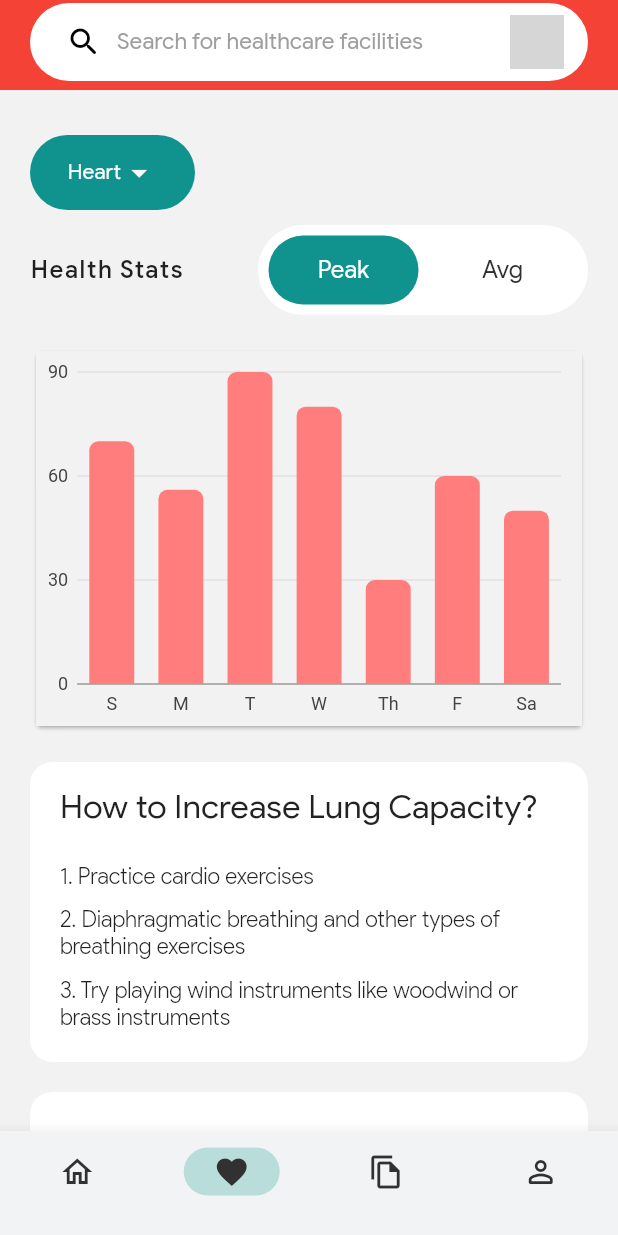
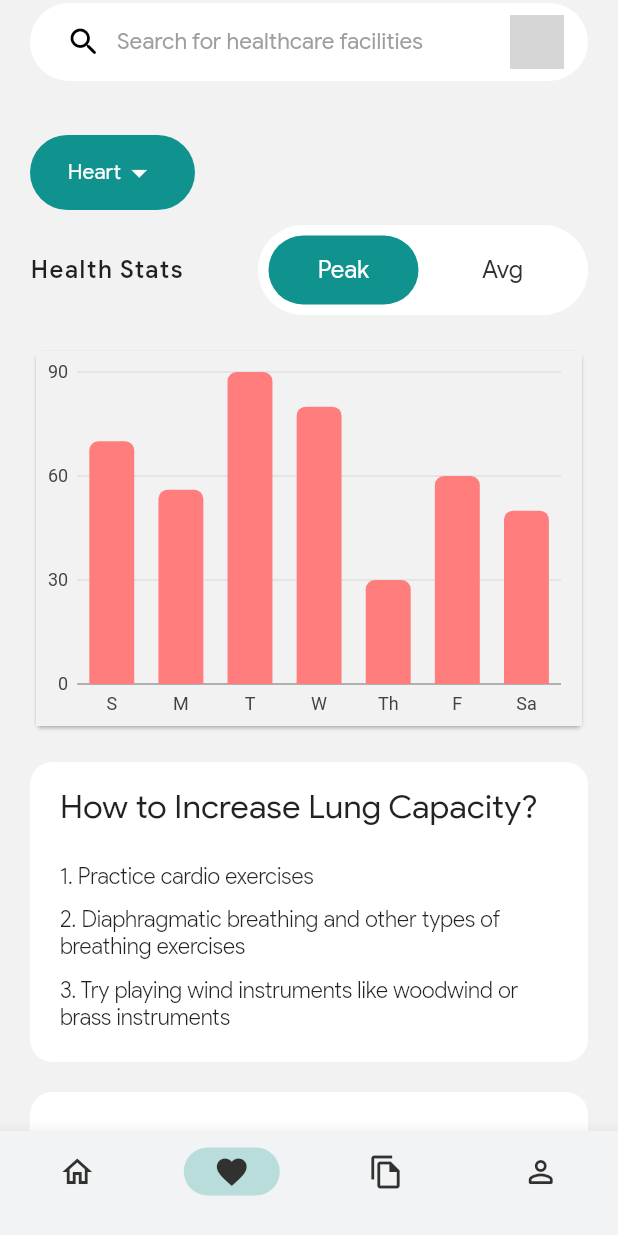
Before and after one commit to Jxhan11/UniMed, a Flutter app: the screen it shows after launch, item 2 of the bottom bar chosen, on a phone screen of 412 x 824 dp. Run offline on Flutter 3.47's test engine with Material 2 defaults, Android fonts, the phone set to English and light mode, and no system bars; our stand-ins replace charts_flutter, custom_sliding_segmented_control, fluttertoast, google_nav_bar, lottie, youtube_player_flutter; missing offline and left inert: sliding_switch; network calls fail; grey boxes are pictures that could not be loaded.

Commit message:
DDE: Small bar issue fixed

```diff
--- a/lib/Pages/healthPage.dart
+++ b/lib/Pages/healthPage.dart
@@ -106,6 +106,7 @@ class _HealthPgState extends State<HealthPg> {
         physics: BouncingScrollPhysics(),
         slivers: [
           SliverAppBar(
+            backgroundColor: Colors.transparent,
             systemOverlayStyle: SystemUiOverlayStyle(
                 statusBarColor: Theme.of(context).scaffoldBackgroundColor,
                 statusBarIconBrightness:
```
